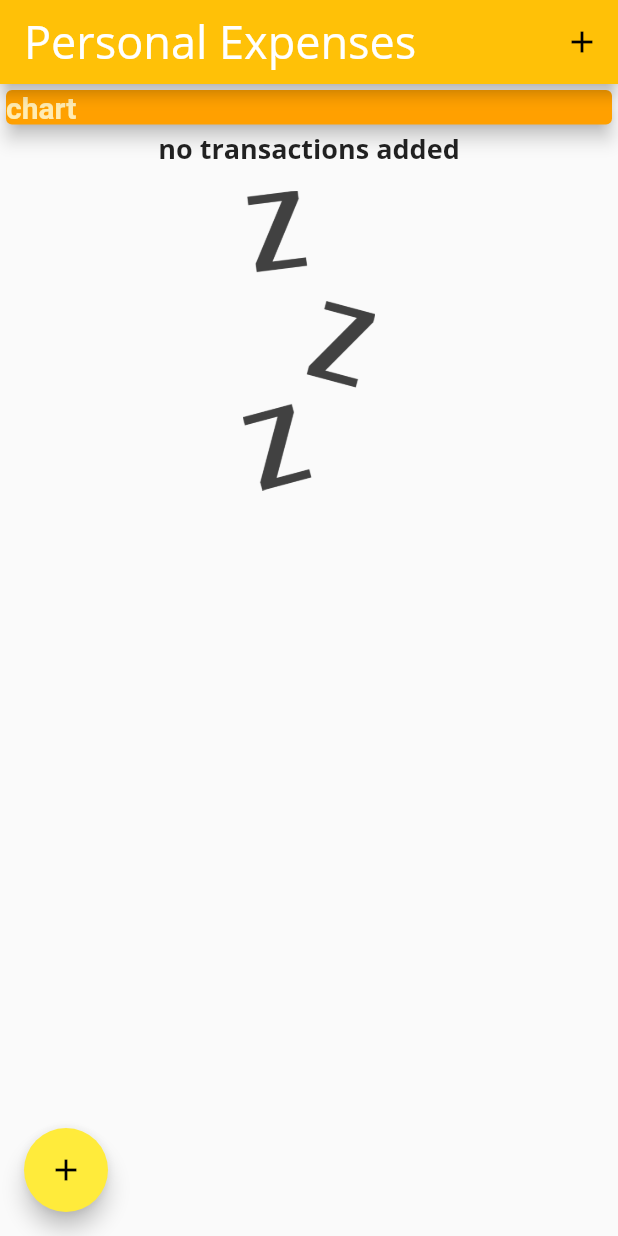
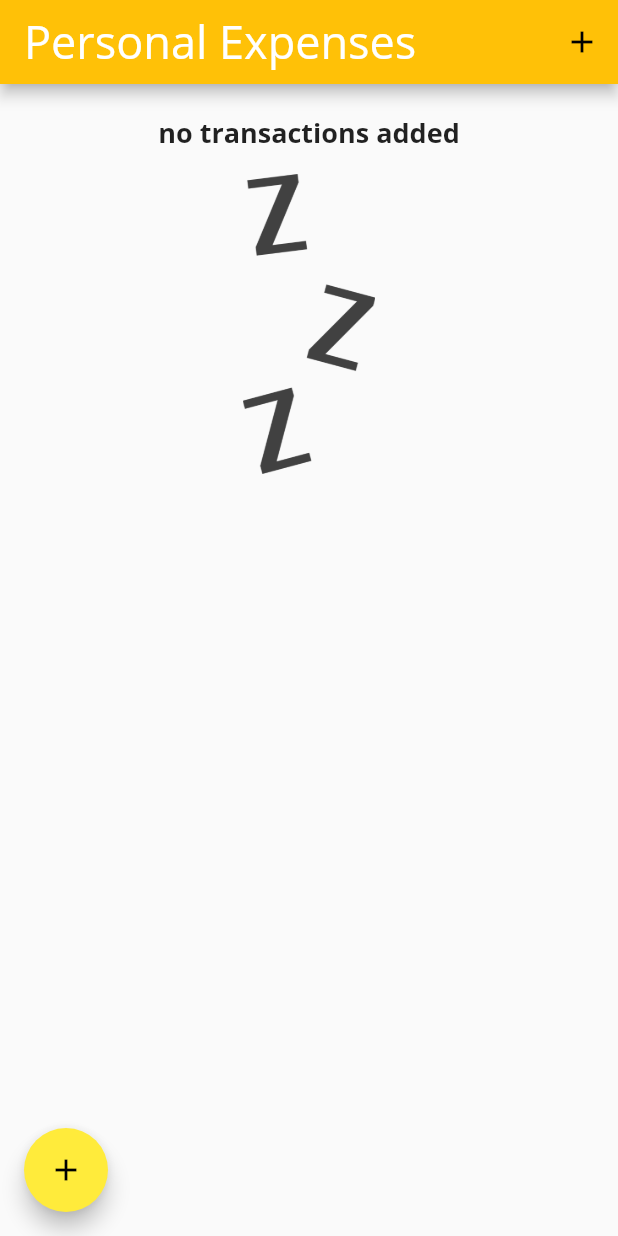
Before and after one commit to ninaparipovic/flutter-expense-tracker, a Flutter app: the screen it shows after launch, on a phone screen of 412 x 824 dp. Run offline on Flutter 3.47's test engine with Material 2 defaults, Android fonts, the phone set to English and light mode, and no system bars.

Commit message:
added chart functionality

```diff
--- a/lib/main.dart
+++ b/lib/main.dart
@@ -2,6 +2,8 @@ import 'package:ExpenseTracker/widgets/new_transaction.dart';
 import 'package:ExpenseTracker/widgets/transaction_list.dart';
 import 'package:flutter/material.dart';
 import './models/transaction.dart';
+import './widgets/chart.dart';
+import 'package:intl/intl.dart';
 
 void main() {
   runApp(MyApp());
@@ -47,12 +49,22 @@ class _MyHomePageState extends State<MyHomePage> {
 
   final List<Transaction> _userTransactions = [];
 
+  List<Transaction> get _recentTransactions {
+    return _userTransactions.where((tx) {
+      return tx.date.isAfter(
+        DateTime.now().subtract(
+          Duration(days: 7),
+        ),
+      );
+    }).toList();
+  }
+
   void _addNewTransaction(String txTitle, double txAmount) {
     final newTx = Transaction(
       id: DateTime.now().toString(),
       title: txTitle,
       price: txAmount,
-      purchaseDate: DateTime.now(),
+      date: DateTime.now(),
     );
 
     setState(() {
@@ -92,24 +104,7 @@ class _MyHomePageState extends State<MyHomePage> {
           mainAxisAlignment: MainAxisAlignment.start,
           crossAxisAlignment: CrossAxisAlignment.stretch,
           children: [
-            Container(
-              width: double.infinity,
-              child: Card(
-                color: Theme.of(context).primaryColorDark,
-                child: Container(
-                  child: Text(
-                    'chart',
-                    style: TextStyle(
-                      fontWeight: FontWeight.bold,
-                      fontSize: 20,
-                      color: Theme.of(context).primaryColorLight,
-                    ),
-                  ),
-                  width: double.infinity,
-                ),
-                elevation: 5,
-              ),
-            ),
+            Chart(_recentTransactions),
             TransactionList(_userTransactions),
           ],
         ),
--- a/lib/models/transaction.dart
+++ b/lib/models/transaction.dart
@@ -4,12 +4,12 @@ class Transaction {
   final String id;
   final String title;
   final double price;
-  final DateTime purchaseDate;
+  final DateTime date;
 
   Transaction({
     @required this.id,
     @required this.title,
     @required this.price,
-    @required this.purchaseDate,
+    @required this.date,
   });
 }
--- /dev/null
+++ b/lib/widgets/chart.dart
@@ -0,0 +1,41 @@
+import 'package:flutter/material.dart';
+import '../models/transaction.dart';
+import 'package:intl/intl.dart';
+
+class Chart extends StatelessWidget {
+  final List<Transaction> recentTransactions;
+
+  Chart(this.recentTransactions);
+
+  //convert from map to object
+  List<Map<String, Object>> get groupedTrnasactionValues {
+    return List.generate(7, (index) {
+      final weekDay = DateTime.now().subtract(
+        Duration(days: index),
+      );
+      var totalSum = 0.0;
+
+      for (var i = 0; i < recentTransactions.length; i++) {
+        if (recentTransactions[i].date.day == weekDay.day &&
+            recentTransactions[i].date.month == weekDay.month &&
+            recentTransactions[i].date.year == weekDay.year) {
+          totalSum += recentTransactions[i].price;
+        }
+      }
+      print(DateFormat.E().format(weekDay));
+      return {'day': DateFormat.E().format(weekDay), 'amount': totalSum};
+    });
+  }
+
+  @override
+  Widget build(BuildContext context) {
+    print(groupedTrnasactionValues);
+    return Card(
+      elevation: 6,
+      margin: EdgeInsets.all(10),
+      child: Row(
+        children: [],
+      ),
+    );
+  }
+}
--- a/lib/widgets/transaction_list.dart
+++ b/lib/widgets/transaction_list.dart
@@ -58,8 +58,7 @@ class TransactionList extends StatelessWidget {
                             style: Theme.of(context).textTheme.headline6,
                           ),
                           Text(
-                            DateFormat.EEEE()
-                                .format(transactions[index].purchaseDate),
+                            DateFormat.EEEE().format(transactions[index].date),
                             style: TextStyle(color: Colors.blueGrey),
                           ),
                         ],
```
